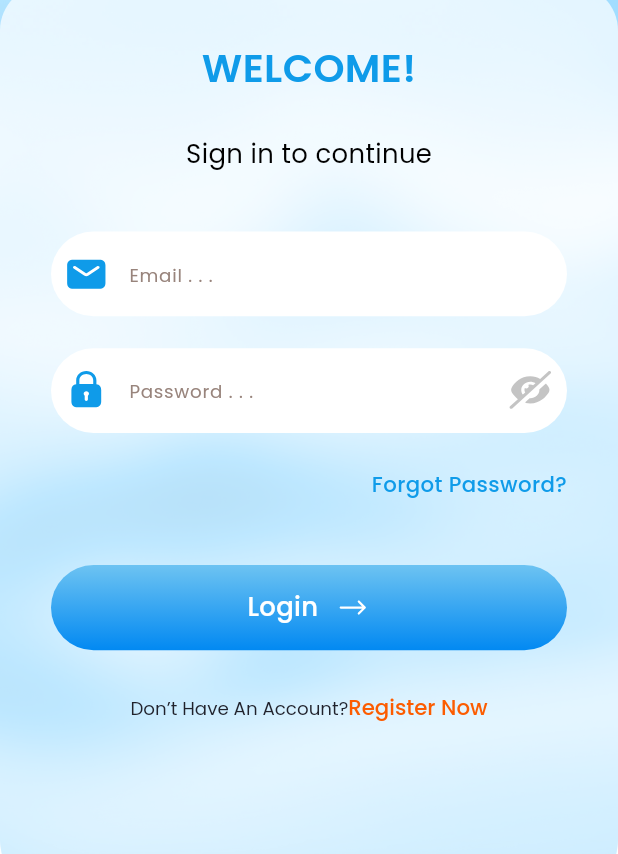
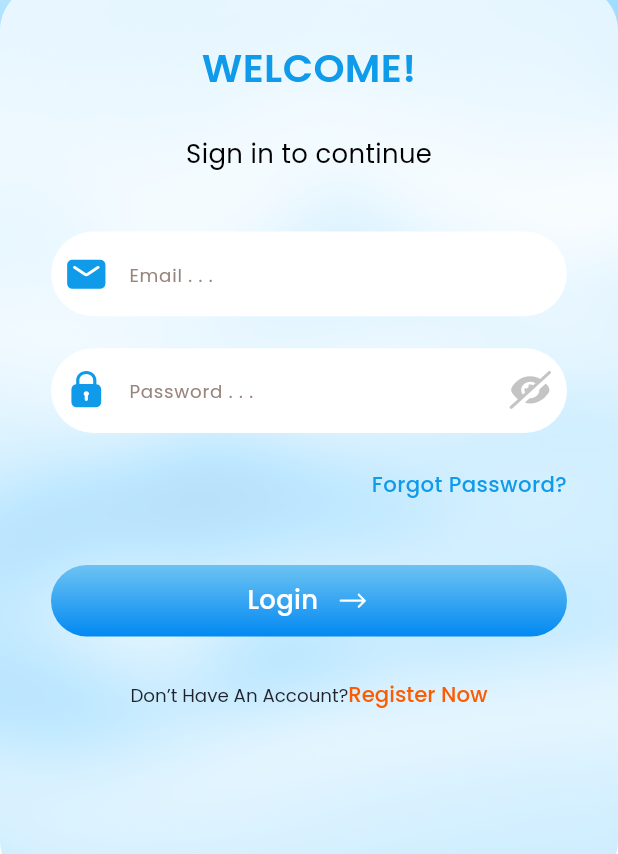
Before and after one commit to fahimmehemmod2005/Map, a Flutter app: the screen it shows after launch, on a phone screen of 412 x 824 dp, the part 382-1236 px from its top. Run offline on Flutter 3.47's test engine with Material 3 defaults, Android fonts, the phone set to English and light mode, and no system bars; our stand-ins replace flutter_screenutil, flutter_svg, get, google_fonts.

Commit message:
almost login_view.dart

```diff
--- a/lib/app/modules/login/views/login_view.dart
+++ b/lib/app/modules/login/views/login_view.dart
@@ -35,7 +35,7 @@ class LoginView extends GetView<LoginController> {
             //______________Custom Container___________________
 
             CustomContainerBar(
-              child: Padding(
+              child: SingleChildScrollView(
                 padding: EdgeInsets.symmetric(horizontal: 34),
                 child: Column(
                   children: [
--- a/lib/app/modules/login/views/widget/custom_elevated_button.dart
+++ b/lib/app/modules/login/views/widget/custom_elevated_button.dart
@@ -15,9 +15,9 @@ class CustomElevatedButton extends StatelessWidget {
     Key? key,
     required this.text,
     required this.onPressed,
-    this.height = 56.0,
+    this.height = 47.0,
     this.width = double.infinity,
-    this.borderRadius = 30.0,
+    this.borderRadius = 60.0,
     this.textStyle,
     this.icon,
     this.gradientColors,
@@ -27,14 +27,10 @@ class CustomElevatedButton extends StatelessWidget {
   Widget build(BuildContext context) {
     return Container(
       height: height.h,
-      width: width != double.infinity ? width.w : width,
+      width: width.w,
       decoration: BoxDecoration(
         gradient: LinearGradient(
-          colors: gradientColors ??
-              [
-                const Color(0xff6DC3F2),
-                const Color(0xff0289F2),
-              ],
+          colors: gradientColors ?? [Color(0xff6DC3F2), Color(0xff0289F2)],
           begin: Alignment.topCenter,
           end: Alignment.bottomCenter,
         ),
@@ -47,15 +43,10 @@ class CustomElevatedButton extends StatelessWidget {
           borderRadius: BorderRadius.circular(borderRadius.r),
           child: Center(
             child: Row(
-              mainAxisAlignment: MainAxisAlignment.center,
+              mainAxisSize: MainAxisSize.min,
               children: [
-                Text(
-                  text, style: textStyle,
-                ),
-                if (icon != null) ...[
-                  SizedBox(width: 10.w),
-                  icon!,
-                ],
+                Text(text, style: textStyle),
+                if (icon != null) ...[SizedBox(width: 10.w), icon!],
               ],
             ),
           ),
```
